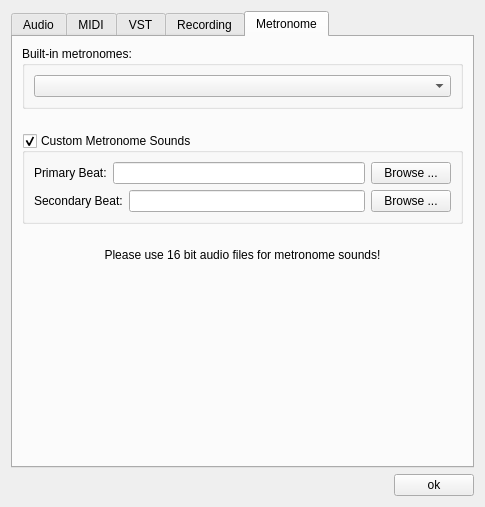
Qt form src/Common/gui/PreferencesDialog.ui (elieserdejesus/JamTaba) before a commit.
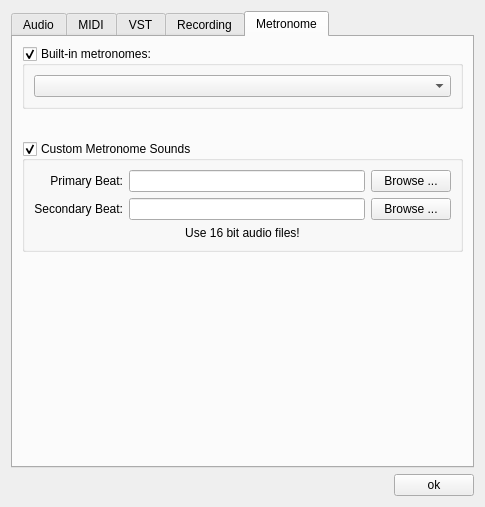
The same form after that commit.

Commit message: Improving built-in or custom metronome selection

What changed in the file:
```diff
--- a/src/Common/gui/PreferencesDialog.ui
+++ b/src/Common/gui/PreferencesDialog.ui
@@ -570,13 +570,16 @@
       </attribute>
       <layout class="QVBoxLayout" name="verticalLayout_3">
        <property name="spacing">
-        <number>24</number>
+        <number>32</number>
        </property>
        <item>
         <widget class="QGroupBox" name="groupBox">
          <property name="title">
           <string>Built-in metronomes:</string>
          </property>
+         <property name="checkable">
+          <bool>true</bool>
+         </property>
          <layout class="QHBoxLayout" name="horizontalLayout_2">
           <item>
            <widget class="QComboBox" name="comboBuiltInMetronomes"/>
@@ -604,49 +607,47 @@
          <property name="checked">
           <bool>true</bool>
          </property>
-         <layout class="QVBoxLayout" name="verticalLayout_8">
-          <item>
-           <layout class="QVBoxLayout" name="layoutCustomSounds">
-            <item>
-             <layout class="QHBoxLayout" name="layoutPrimaryBeat">
-              <item>
+         <layout class="QGridLayout" name="gridLayout">
+          <item row="0" column="1">
+           <widget class="QLineEdit" name="textFieldPrimaryBeat"/>
+          </item>
+          <item row="0" column="0">
                <widget class="QLabel" name="labelPrimaryBeat">
                 <property name="text">
                  <string>Primary Beat:</string>
                 </property>
-               </widget>
-              </item>
-              <item>
-               <widget class="QLineEdit" name="textFieldPrimaryBeat"/>
-              </item>
-              <item>
-               <widget class="QPushButton" name="browsePrimaryBeatButton">
-                <property name="enabled">
-                 <bool>true</bool>
-                </property>
-                <property name="text">
-                 <string>Browse ...</string>
-                </property>
-                <property name="autoDefault">
-                 <bool>false</bool>
-                </property>
-               </widget>
-              </item>
-             </layout>
-            </item>
-            <item>
-             <layout class="QHBoxLayout" name="layoutSecondaryBeat">
-              <item>
+            <property name="alignment">
+             <set>Qt::AlignRight|Qt::AlignTrailing|Qt::AlignVCenter</set>
+            </property>
+           </widget>
+          </item>
+          <item row="3" column="0">
                <widget class="QLabel" name="labelSecondaryBeat">
                 <property name="text">
                  <string>Secondary Beat:</string>
                 </property>
-               </widget>
-              </item>
-              <item>
+            <property name="alignment">
+             <set>Qt::AlignRight|Qt::AlignTrailing|Qt::AlignVCenter</set>
+            </property>
+           </widget>
+          </item>
+          <item row="0" column="2">
+           <widget class="QPushButton" name="browsePrimaryBeatButton">
+            <property name="enabled">
+             <bool>true</bool>
+            </property>
+            <property name="text">
+             <string>Browse ...</string>
+            </property>
+            <property name="autoDefault">
+             <bool>false</bool>
+            </property>
+           </widget>
+          </item>
+          <item row="3" column="1">
                <widget class="QLineEdit" name="textFieldSecondaryBeat"/>
               </item>
-              <item>
+          <item row="3" column="2">
                <widget class="QPushButton" name="browseSecondaryBeatButton">
                 <property name="text">
                  <string>Browse ...</string>
@@ -656,21 +657,17 @@
                 </property>
                </widget>
               </item>
-             </layout>
-            </item>
-           </layout>
-          </item>
-         </layout>
-        </widget>
-       </item>
-       <item>
-        <widget class="QLabel" name="label_2">
+          <item row="6" column="0" colspan="3">
+           <widget class="QLabel" name="label16BitWarning">
          <property name="text">
-          <string>Please use 16 bit audio files for metronome sounds!</string>
+             <string>Use 16 bit audio files!</string>
          </property>
          <property name="alignment">
           <set>Qt::AlignCenter</set>
          </property>
+           </widget>
+          </item>
+         </layout>
         </widget>
        </item>
        <item>
```
Left out of the diff: 6 changed lines with no effect on the pictures. Lines whose indentation alone changed are shown as unchanged. The commit also changes 10 other files.
